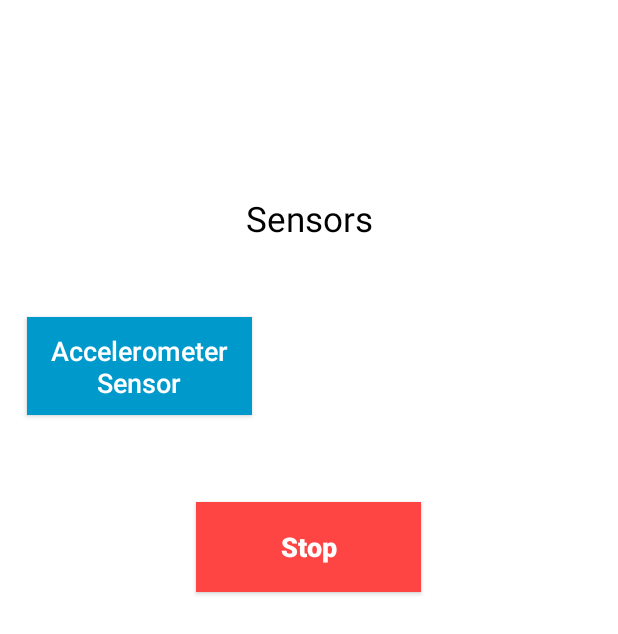
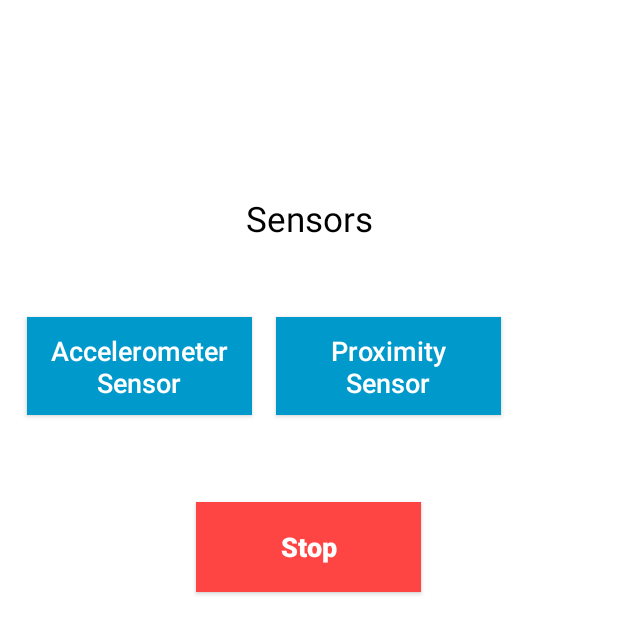
Before and after one commit to singhaditi2004/android-sensors, an Android app: the screen it shows after launch (MainActivity), on a phone screen of 412 x 824 dp. Shown: the top 634 px of the screen. Run offline under Robolectric (Android 15) with nearby library versions, the phone set to English and light mode, and no system bars.

Commit message:
Proximity sensor

```diff
--- a/app/src/main/java/com/example/sensors/MainActivity.java
+++ b/app/src/main/java/com/example/sensors/MainActivity.java
@@ -17,7 +17,7 @@ import androidx.core.view.ViewCompat;
 import androidx.core.view.WindowInsetsCompat;
 
 public class MainActivity extends AppCompatActivity implements SensorEventListener {
-    AppCompatButton accelor, stop;
+    AppCompatButton accelor, stop,proxi;
 
     @Override
     protected void onCreate(Bundle savedInstanceState) {
@@ -40,6 +40,17 @@ public class MainActivity extends AppCompatActivity implements SensorEventListen
         } else {
             Toast.makeText(this, "No sensor found", Toast.LENGTH_SHORT).show();
         }
+        proxi=findViewById(R.id.proxi);
+        proxi.setOnClickListener(new View.OnClickListener() {
+            @Override
+            public void onClick(View v) {
+                Sensor proxi= sm.getDefaultSensor(Sensor.TYPE_PROXIMITY);
+                if(proxi!=null){
+                    sm.registerListener(MainActivity.this,proxi,SensorManager.SENSOR_DELAY_NORMAL);
+                }
+            }
+        });
+
         stop=findViewById(R.id.stop);
         stop.setOnClickListener(new View.OnClickListener() {
             @Override
@@ -62,6 +73,16 @@ public class MainActivity extends AppCompatActivity implements SensorEventListen
             TextView txt = findViewById(R.id.sensorsText);
             txt.setText("X: " + event.values[0] + "Y: " + event.values[1] + "Z: " + event.values[2]);
         }
+        if (event.sensor.getType() == Sensor.TYPE_PROXIMITY) {
+            TextView txt = findViewById(R.id.sensorsText);
+            txt.setText("Values "+event.values[0]);
+            if(event.values[0]>0){
+                Toast.makeText(this, "Object is far", Toast.LENGTH_SHORT).show();
+            }
+            else {
+                Toast.makeText(this, "Object is near", Toast.LENGTH_SHORT).show();
+            }
+        }
     }
 
     @Override
--- a/app/src/main/res/layout/activity_main.xml
+++ b/app/src/main/res/layout/activity_main.xml
@@ -40,6 +40,17 @@
             android:textAllCaps="false"
             android:textColor="@color/white"
             android:textSize="18dp" />
+        <androidx.appcompat.widget.AppCompatButton
+            android:id="@+id/proxi"
+            android:layout_width="150dp"
+            android:layout_height="65dp"
+            android:layout_margin="8dp"
+            android:background="@android:color/holo_blue_dark"
+            android:padding="10dp"
+            android:text="Proximity Sensor"
+            android:textAllCaps="false"
+            android:textColor="@color/white"
+            android:textSize="18dp" />
     </LinearLayout>
 
     <androidx.appcompat.widget.AppCompatButton
```
